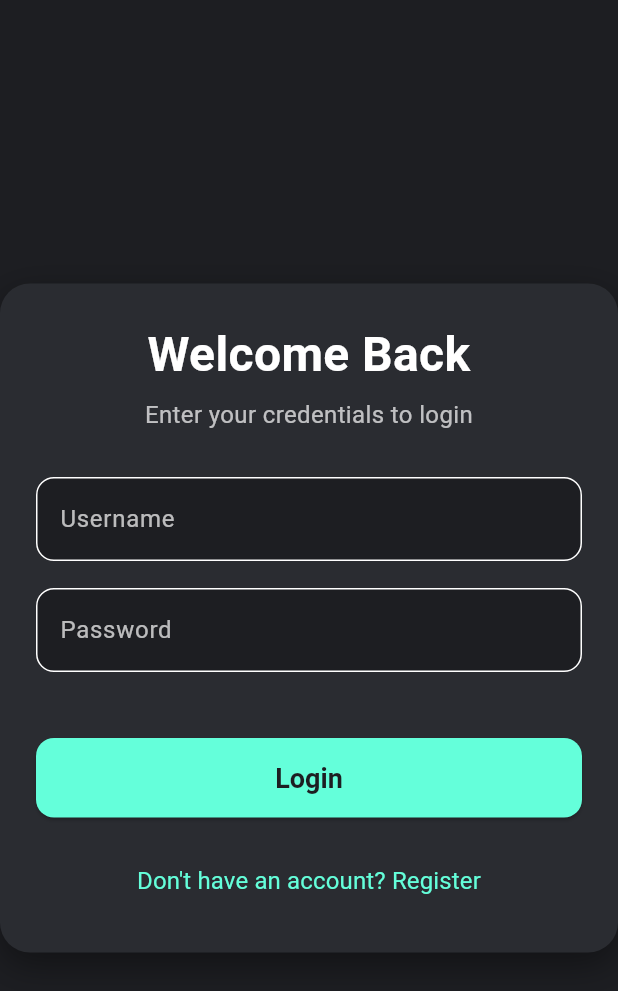
After one commit to Muntazer2030/smartLogic, a Flutter app: the screen it shows after launch, after a tap on "Login", on a phone screen of 412 x 824 dp. The commit adds this screen. Shown: the top 991 px of the screen. Run offline on Flutter 3.47's test engine with Material 3 defaults, Android fonts, the phone set to English and light mode, and no system bars; drawn by our look-alikes of auto_size_text; network calls fail.

Commit message:
Implement authentication flow with login and registration; add API service and update UI components

```diff
--- a/lib/const/colors.dart
+++ b/lib/const/colors.dart
@@ -1,8 +1,12 @@
 import 'package:flutter/material.dart';
 
-final Color primaryColor = Colors.tealAccent;
+
 final Color backgroundColor = Color(0xFF1D1E22);
 final Color whiteColor = Colors.white;
+final Color primaryColor = Colors.tealAccent;
+
+
+
 final Color whiteColor2 = Colors.white70;
 final Color greyColor = Colors.grey.shade700;
 final Color darkGreyColor = Colors.grey.shade800;
@@ -10,3 +14,67 @@ final Color darkColor = Color(0xFF2A2C31);
 
 final Color redColor = Colors.red;
 final Color greenColor = Colors.green;
+
+
+
+ThemeData buildDarkTheme() {
+  return ThemeData(
+    brightness: Brightness.dark,
+    scaffoldBackgroundColor: backgroundColor,
+
+    primaryColor: primaryColor,
+    hintColor: whiteColor2,
+
+    textTheme: TextTheme(
+      bodyMedium: TextStyle(color: whiteColor),
+      bodyLarge: TextStyle(color: whiteColor),
+      titleLarge: TextStyle(color: whiteColor),
+    ),
+
+    inputDecorationTheme: InputDecorationTheme(
+      filled: true,
+      fillColor: darkGreyColor,
+      labelStyle: TextStyle(color: whiteColor2),
+      border: OutlineInputBorder(
+        borderRadius: BorderRadius.circular(12),
+        borderSide: BorderSide(color: greyColor),
+      ),
+      focusedBorder: OutlineInputBorder(
+        borderRadius: BorderRadius.circular(12),
+        borderSide: BorderSide(color: primaryColor, width: 2),
+      ),
+    ),
+
+    elevatedButtonTheme: ElevatedButtonThemeData(
+      style: ElevatedButton.styleFrom(
+        backgroundColor: primaryColor,
+        foregroundColor: backgroundColor,
+        shape: RoundedRectangleBorder(
+          borderRadius: BorderRadius.circular(12),
+        ),
+        padding: const EdgeInsets.symmetric(vertical: 16),
+        textStyle: const TextStyle(fontSize: 16, fontWeight: FontWeight.w600),
+      ),
+    ),
+
+    appBarTheme: AppBarTheme(
+      backgroundColor: darkColor,
+      foregroundColor: whiteColor,
+      elevation: 0,
+      centerTitle: true,
+    ),
+
+    cardColor: darkColor,
+
+    highlightColor: primaryColor.withOpacity(0.2),
+    splashColor: primaryColor.withOpacity(0.1),
+
+    colorScheme: ColorScheme.dark(
+      primary: primaryColor,
+      onPrimary: backgroundColor,
+      surface: darkColor,
+      onSurface: whiteColor,
+      secondary: primaryColor,
+    ),
+  );
+}
--- a/lib/main.dart
+++ b/lib/main.dart
@@ -1,25 +1,26 @@
 import 'package:flutter/material.dart';
+import 'package:smartlogic/const/colors.dart';
+import 'package:smartlogic/services/api.dart';
 import 'package:smartlogic/ui/screens/Home/home_screen.dart';
+import 'package:smartlogic/ui/screens/auth/auth_Screen.dart';
 import 'package:smartlogic/ui/screens/exam/exam_screen.dart';
 
 void main() {
-  runApp(const MyApp());
+  runApp(MyApp());
 }
 
 class MyApp extends StatelessWidget {
-  const MyApp({super.key});
+  MyApp({super.key});
 
+  final Api api = Api();
   // This widget is the root of your application.
   @override
   Widget build(BuildContext context) {
     return MaterialApp(
+      theme: buildDarkTheme(),
       title: 'Flutter Demo',
       debugShowCheckedModeBanner: false,
-      theme: ThemeData(
-
-
-      ),
-      home: const HomeScreen(),
+      home: AuthScreen(api: api),
     );
   }
 }
--- /dev/null
+++ b/lib/services/api.dart
@@ -0,0 +1,53 @@
+import 'package:smartlogic/services/api_service.dart';
+
+class Api {
+  String token = "";
+
+  Future login(String username, String password) async {
+    final response = await ApiService.post("auth/login", {
+      "username": username,
+      "password": password,
+    });
+    if (response.containsKey("access_token")) {
+      token = response["access_token"];
+      return "Login successful";
+    }
+    return response["msg"];
+  }
+
+  Future register(String username, String password, String name) async {
+    final response = await ApiService.post("auth/register", {
+      "username": username,
+      "password": password,
+      "name": name,
+    });
+    if (response.containsKey("user")) {
+      return "Registration successful";
+    }
+    return response["msg"];
+  }
+
+  Future fetchUserData() async {
+    final response = await ApiService.get("user/profile", token: token);
+    if (response.containsKey("profile")) {
+      return response["profile"];
+    }
+    return response["msg"];
+  }
+
+  Future createUserData(Map<String, dynamic> data) async {
+    final response = await ApiService.post("user/profile", data, token: token);
+    if (response.containsKey("profile")) {
+      return "Profile created successfully";
+    }
+    return response["msg"];
+  }
+
+  Future updateUserData(Map<String, dynamic> data) async {
+    final response = await ApiService.put("user/profile", data, token: token);
+    if (response.containsKey("profile")) {
+      return "Profile updated successfully";
+    }
+    return response["msg"];
+  }
+}
--- /dev/null
+++ b/lib/services/api_service.dart
@@ -0,0 +1,79 @@
+import 'dart:convert';
+import 'package:http/http.dart' as http;
+
+class ApiService {
+  static const String baseUrl = "http://127.0.0.1:5000/";
+  static Map<String, String> _headers({String? token}) {
+    return {
+      "Content-Type": "application/json",
+      if (token != null) "Authorization": "Bearer $token",
+    };
+  }
+
+  /// GET Request
+  static Future<dynamic> get(String endpoint, {String? token}) async {
+    final url = Uri.parse("$baseUrl$endpoint");
+    final response = await http.get(url, headers: _headers(token: token));
+
+    return _processResponse(response);
+  }
+
+  /// POST Request
+  static Future<dynamic> post(String endpoint, Map data, {String? token}) async {
+    final url = Uri.parse("$baseUrl$endpoint");
+    print(url);
+    final response = await http.post(
+      url,
+      headers: _headers(token: token),
+      body: jsonEncode(data),
+    );
+
+    return _processResponse(response);
+  }
+
+  /// PUT Request
+  static Future<dynamic> put(String endpoint, Map data, {String? token}) async {
+    final url = Uri.parse("$baseUrl$endpoint");
+    final response = await http.put(
+      url,
+      headers: _headers(token: token),
+      body: jsonEncode(data),
+    );
+
+    return _processResponse(response);
+  }
+
+  /// DELETE Request
+  static Future<dynamic> delete(String endpoint, {String? token}) async {
+    final url = Uri.parse("$baseUrl$endpoint");
+    final response = await http.delete(
+      url,
+      headers: _headers(token: token),
+    );
+
+    return _processResponse(response);
+  }
+
+  /// Response Handler
+  static dynamic _processResponse(http.Response response) {
+    final body = response.body.isNotEmpty ? jsonDecode(response.body) : null;
+
+    switch (response.statusCode) {
+      case 200:
+      case 201:
+        return body;
+      case 400:
+        //throw Exception("Bad Request: $body");
+        return body;
+      case 401:
+        //throw Exception("Unauthorized: Token may be invalid/expired");
+        return body;
+      case 404:
+        throw Exception("Not Found: Endpoint is wrong");
+      case 500:
+        throw Exception("Server Error: Try again later");
+      default:
+        throw Exception("Error ${response.statusCode}: $body");
+    }
+  }
+}
--- a/lib/ui/screens/Home/home_screen.dart
+++ b/lib/ui/screens/Home/home_screen.dart
@@ -1,9 +1,12 @@
 import 'package:flutter/material.dart';
 import 'package:smartlogic/const/colors.dart';
+import 'package:smartlogic/services/api.dart';
+import 'package:smartlogic/ui/screens/auth/auth_Screen.dart';
 import 'package:smartlogic/ui/widgets/text_widget.dart';
 
 class HomeScreen extends StatefulWidget {
-  const HomeScreen({super.key});
+  final Api api;
+  const HomeScreen({super.key, required this.api});
 
   @override
   State<HomeScreen> createState() => _HomeScreenState();
@@ -45,6 +48,18 @@ class _HomeScreenState extends State<HomeScreen> {
           textSize: 30,
           isTitle: true,
         ),
+        actions: [
+          IconButton(
+            icon: Icon(Icons.logout, color: whiteColor, size: screenHeight / screenWidth * 80),
+            onPressed: () {
+              Navigator.pushReplacement(
+                            context,
+                            MaterialPageRoute(
+                              builder: (context) => AuthScreen(api: widget.api),
+                            ),
+                          );
+            },
+        )],
         backgroundColor: darkColor,
 
         centerTitle: true,
--- /dev/null
+++ b/lib/ui/screens/auth/auth_Screen.dart
@@ -0,0 +1,204 @@
+import 'package:flutter/material.dart';
+import 'package:smartlogic/const/colors.dart';
+import 'package:smartlogic/services/api.dart';
+import 'package:smartlogic/ui/screens/Home/home_screen.dart';
+import 'package:smartlogic/ui/widgets/text_widget.dart';
+
+class AuthScreen extends StatefulWidget {
+  final Api api;
+  const AuthScreen({super.key, required this.api});
+
+  @override
+  State<AuthScreen> createState() => _AuthScreenState();
+}
+
+class _AuthScreenState extends State<AuthScreen> {
+  bool isLogin = true;
+
+  final TextEditingController usernameController = TextEditingController();
+  final TextEditingController passwordController = TextEditingController();
+  final TextEditingController fullNameController = TextEditingController();
+
+  @override
+  Widget build(BuildContext context) {
+    return Scaffold(
+      backgroundColor: backgroundColor,
+      body: Center(
+        child: Container(
+          width: 600, // Nice for tablets
+          padding: const EdgeInsets.all(24),
+          decoration: BoxDecoration(
+            color: darkColor,
+            borderRadius: BorderRadius.circular(20),
+            boxShadow: [
+              BoxShadow(
+                color: Colors.black.withValues(alpha: 0.4),
+                blurRadius: 20,
+                offset: const Offset(0, 8),
+              ),
+            ],
+          ),
+          child: Column(
+            mainAxisSize: MainAxisSize.min,
+            children: [
+              AnimatedSwitcher(
+                duration: const Duration(milliseconds: 300),
+                child: TextWidget(
+                  key: ValueKey(isLogin),
+                  text: isLogin ? "Welcome Back" : "Create an Account",
+                  color: whiteColor,
+                  textSize: 32,
+                  isTitle: true,
+                  isTextCenterd: true,
+                ),
+              ),
+              const SizedBox(height: 6),
+              TextWidget(
+                text: isLogin
+                    ? "Enter your credentials to login"
+                    : "Fill the form to register",
+                color: whiteColor2,
+                textSize: 16,
+                isTextCenterd: true,
+              ),
+              const SizedBox(height: 30),
+
+              // Register only full name field
+              if (!isLogin) _inputField("Full Name", fullNameController),
+
+              _inputField("Username", usernameController),
+              _inputField("Password", passwordController, isPassword: true),
+
+              const SizedBox(height: 26),
+              SizedBox(
+                width: double.infinity,
+                child: ElevatedButton(
+                  onPressed: () async {
+                    if (isLogin) {
+                      final response = await widget.api.login(
+                        usernameController.text.trim(),
+                        passwordController.text.trim(),
+                      );
+                      if (response == "Login successful") {
+                        // ignore: use_build_context_synchronously
+                        if (context.mounted) {
+                          Navigator.pushReplacement(
+                            context,
+                            MaterialPageRoute(
+                              builder: (context) => HomeScreen(api: widget.api),
+                            ),
+                          );
+                        }
+                      } else {
+                        // ignore: use_build_context_synchronously
+                        if (context.mounted) {
+                          ScaffoldMessenger.of(context).showSnackBar(
+                            SnackBar(
+                              content: TextWidget(
+                                text: response,
+                                color: whiteColor,
+                                textSize: 16,
+                              ),
+                              backgroundColor: redColor,
+                            ),
+                          );
+                        }
+                      }
+                    } else {
+                      final response = await widget.api.register(
+                        usernameController.text.trim(),
+                        passwordController.text.trim(),
+                        fullNameController.text.trim(),
+                      );
+                      if (response == "Registration successful") {
+                        // ignore: use_build_context_synchronously
+                        if (context.mounted) {
+                          Navigator.pushReplacement(
+                            context,
+                            MaterialPageRoute(
+                              builder: (context) => HomeScreen(api: widget.api),
+                            ),
+                          );
+                        }
+                      } else {
+                        // ignore: use_build_context_synchronously
+                        if (context.mounted) {
+                          ScaffoldMessenger.of(context).showSnackBar(
+                            SnackBar(
+                              content: TextWidget(
+                                text: response,
+                                color: whiteColor,
+                                textSize: 16,
+                              ),
+                              backgroundColor: redColor,
+                            ),
+                          );
+                        }
+                      }
+                    }
+                  },
+                  style: ElevatedButton.styleFrom(
+                    foregroundColor: backgroundColor,
+                    backgroundColor: primaryColor,
+                    padding: const EdgeInsets.symmetric(vertical: 16),
+                    shape: RoundedRectangleBorder(
+                      borderRadius: BorderRadius.circular(12),
+                    ),
+                  ),
+                  child: TextWidget(
+                    text: isLogin ? "Login" : "Register",
+                    color: backgroundColor,
+                    textSize: 18,
+                    isTitle: true,
+                    isTextCenterd: true,
+                  ),
+                ),
+              ),
+              const SizedBox(height: 18),
+              TextButton(
+                onPressed: () => setState(() => isLogin = !isLogin),
+                child: TextWidget(
+                  text: isLogin
+                      ? "Don't have an account? Register"
+                      : "Already have an account? Login",
+                  color: primaryColor,
+                  textSize: 16,
+                  isTextCenterd: true,
+                ),
+              ),
+            ],
+          ),
+        ),
+      ),
+    );
+  }
+
+  Widget _inputField(
+    String label,
+    TextEditingController controller, {
+    bool isPassword = false,
+  }) {
+    return Padding(
+      padding: const EdgeInsets.only(bottom: 18),
+      child: TextField(
+        controller: controller,
+        obscureText: isPassword,
+        style: TextStyle(color: whiteColor),
+        decoration: InputDecoration(
+          labelText: label,
+          labelStyle: TextStyle(color: whiteColor2),
+          filled: true,
+          fillColor: backgroundColor,
+          border: OutlineInputBorder(
+            borderRadius: BorderRadius.circular(12),
+            borderSide: BorderSide(color: greyColor),
+          ),
+          focusedBorder: OutlineInputBorder(
+            borderRadius: BorderRadius.circular(12),
+            borderSide: BorderSide(color: primaryColor, width: 2),
+          ),
+        ),
+      ),
+    );
+  }
+}
--- a/pubspec.yaml
+++ b/pubspec.yaml
@@ -35,6 +35,7 @@ dependencies:
   # Use with the CupertinoIcons class for iOS style icons.
   cupertino_icons: ^1.0.8
   auto_size_text: ^3.0.0
+  http: ^1.6.0
 
 dev_dependencies:
   flutter_test:
```
Also changed, not shown: pubspec.lock.
